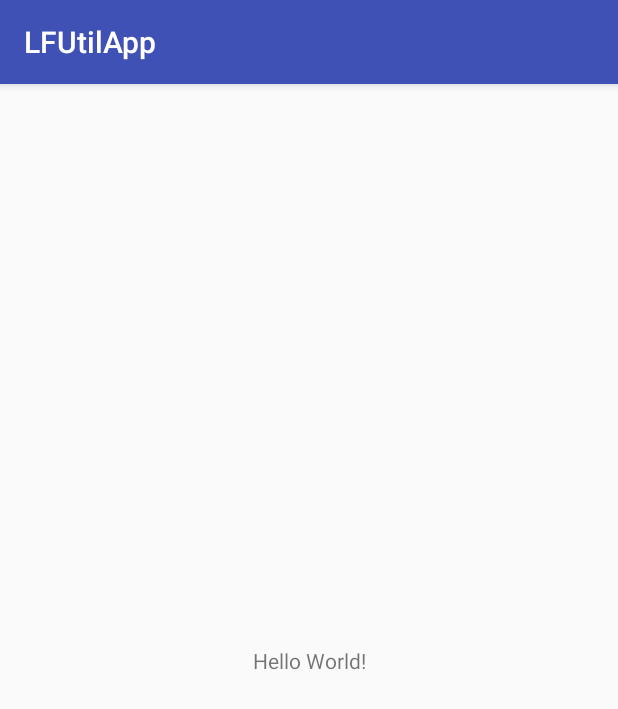
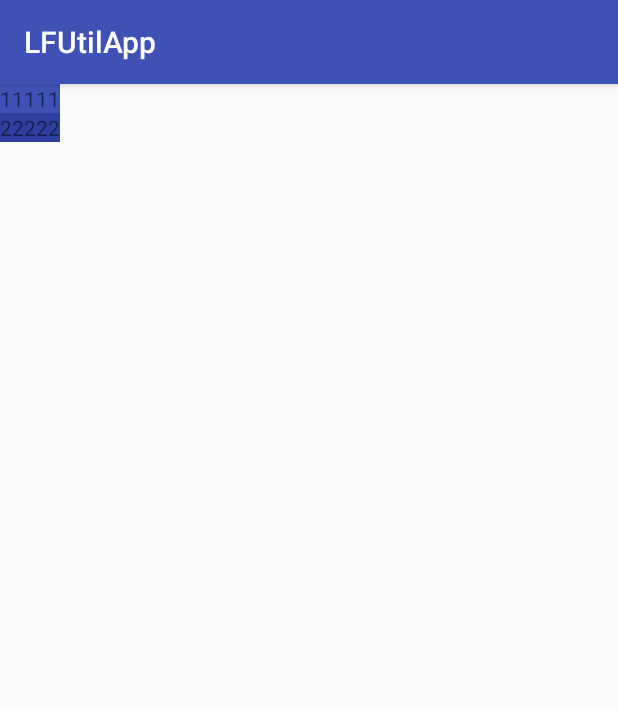
Before and after one commit to muzia/LFUtilApps, an Android app: the screen it shows after launch (MainActivity), on a phone screen of 412 x 824 dp. Shown: the top 709 px of the screen. Run offline under Robolectric (Android 15) with nearby library versions, the phone set to English and light mode, and no system bars.

```diff
--- a/app/src/main/java/com/example/admin/lfutilapp/MainActivity.java
+++ b/app/src/main/java/com/example/admin/lfutilapp/MainActivity.java
@@ -1,16 +1,46 @@
 package com.example.admin.lfutilapp;
 
+import android.os.Bundle;
 import android.support.v7.app.AppCompatActivity;
-import android.os.Bundle;
-import android.util.Log;
+import android.transition.Fade;
+import android.transition.TransitionManager;
+import android.view.MotionEvent;
+import android.view.View;
+import android.view.ViewGroup;
 
-public class MainActivity extends AppCompatActivity {
-
+public class MainActivity extends AppCompatActivity implements View.OnClickListener{
+    private ViewGroup mRootView;
+    private View tv1,tv2;
     @Override
     protected void onCreate(Bundle savedInstanceState) {
         super.onCreate(savedInstanceState);
         setContentView(R.layout.activity_main);
-        Log.e("MainActivity","bbbbbbbbbbbb");
-        Log.e("MainActivity","cccccccccccccc");
+//        ActivityOptions.makeSceneTransitionAnimation(activity, pairs).toBundle();
+        mRootView = (ViewGroup) findViewById(R.id.root_view);
+        mRootView.setOnClickListener(this);
+        tv1 = findViewById(R.id.tv1);
+        tv2 = findViewById(R.id.tv2);
+    }
+
+    @Override
+    public boolean dispatchTouchEvent(MotionEvent ev) {
+        return super.dispatchTouchEvent(ev);
+    }
+
+    @Override
+    public void overridePendingTransition(int enterAnim, int exitAnim) {
+        super.overridePendingTransition(enterAnim, exitAnim);
+    }
+    @Override
+    public void onClick(View v) {
+        //自动的根据状态的区别去生成动画效果：界面渐变
+        TransitionManager.beginDelayedTransition(mRootView,new Fade());
+        toggleVisibility(tv1,tv2);
+    }
+    private static void toggleVisibility(View... views) {
+        for (View view : views) {
+            boolean isVisible = view.getVisibility() == View.VISIBLE;
+            view.setVisibility(isVisible ? View.INVISIBLE : View.VISIBLE);
+        }
     }
 }
--- a/app/src/main/res/layout/activity_main.xml
+++ b/app/src/main/res/layout/activity_main.xml
@@ -1,19 +1,11 @@
 <?xml version="1.0" encoding="utf-8"?>
-<android.support.constraint.ConstraintLayout
-    xmlns:android="http://schemas.android.com/apk/res/android"
-    xmlns:app="http://schemas.android.com/apk/res-auto"
-    xmlns:tools="http://schemas.android.com/tools"
-    android:layout_width="match_parent"
-    android:layout_height="match_parent"
-    tools:context="com.example.admin.lfutilapp.MainActivity">
+<LinearLayout
+              android:id="@+id/root_view"
+              xmlns:android="http://schemas.android.com/apk/res/android"
+              android:orientation="vertical"
+              android:layout_width="match_parent"
+              android:layout_height="match_parent">
+    <TextView android:id="@+id/tv1" android:background="@color/colorPrimary" android:layout_width="wrap_content" android:layout_height="wrap_content" android:text="11111"/>
+    <TextView android:id="@+id/tv2" android:background="@color/colorPrimaryDark" android:layout_width="wrap_content" android:layout_height="wrap_content" android:text="22222"/>
 
-    <TextView
-        android:layout_width="wrap_content"
-        android:layout_height="wrap_content"
-        android:text="Hello World!"
-        app:layout_constraintBottom_toBottomOf="parent"
-        app:layout_constraintLeft_toLeftOf="parent"
-        app:layout_constraintRight_toRightOf="parent"
-        app:layout_constraintTop_toTopOf="parent"/>
-
-</android.support.constraint.ConstraintLayout>
+</LinearLayout>
```
